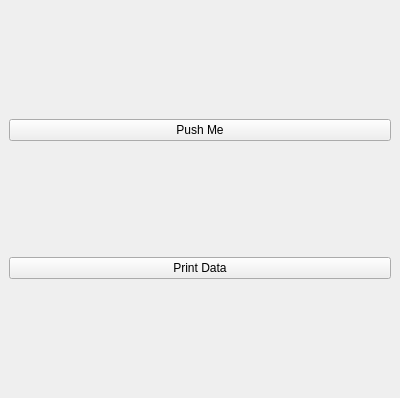
luisodls/dui_prototyping, file lui_testing/reactjs_toys/tree_w_2_front_ends/simple.ui: the form before one commit.
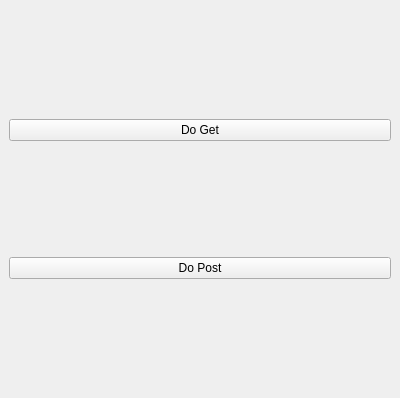
The form after the commit.

Commit message: renaming and re-labeling

```diff
--- a/lui_testing/reactjs_toys/tree_w_2_front_ends/simple.ui
+++ b/lui_testing/reactjs_toys/tree_w_2_front_ends/simple.ui
@@ -18,14 +18,14 @@
     <item row="0" column="0">
      <widget class="QPushButton" name="Button1">
       <property name="text">
-       <string>Push Me</string>
+       <string>Do Get</string>
       </property>
      </widget>
     </item>
     <item row="1" column="0">
      <widget class="QPushButton" name="PrintDataButton">
       <property name="text">
-       <string>Print Data</string>
+       <string>Do Post</string>
       </property>
      </widget>
     </item>
```
Left out of the diff: 4 changed lines with no effect on the pictures. The commit also changes 1 other file.
